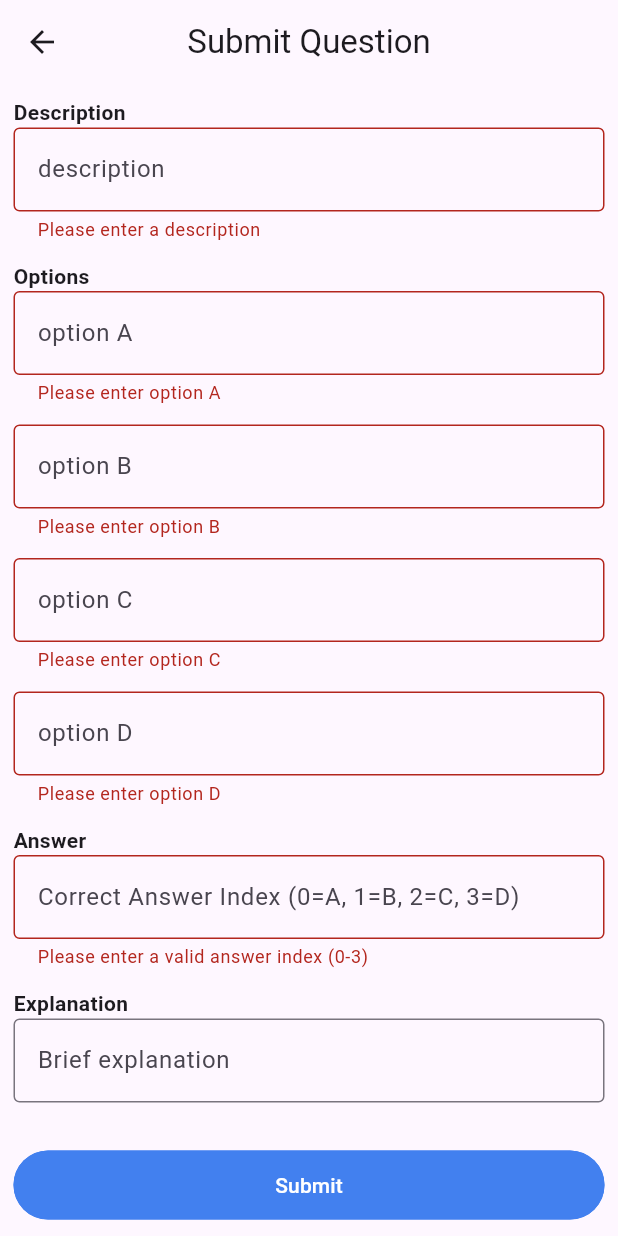
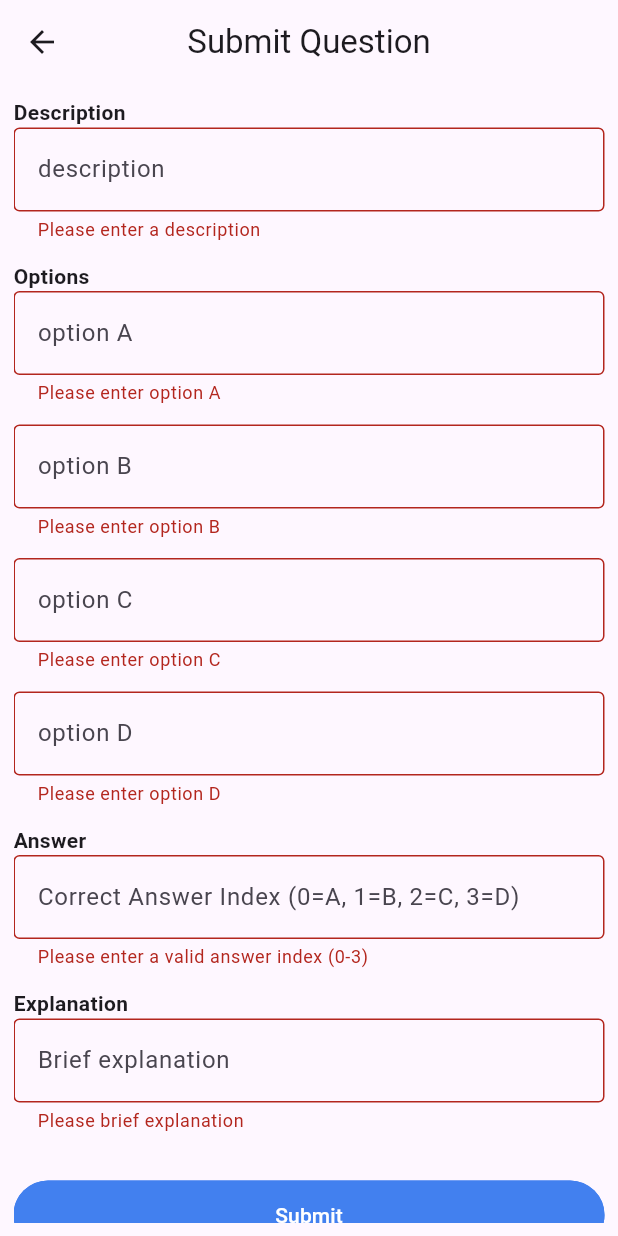
Before and after one commit to AbdulselamAbdurehman/flutter-2024-proj, a Flutter app: the QuestionForm screen opened by its route, after a tap on "Submit", on a phone screen of 412 x 824 dp. Run offline on Flutter 3.47's test engine with Material 3 defaults, Android fonts, the phone set to English and light mode, and no system bars; our stand-ins replace connectivity_plus, dartz, equatable, flutter_bloc, go_router, jwt_decoder and 2 more; accounts and stored records are empty; network calls fail.

```diff
--- a/quiz_app/lib/features/auth/presentation/screens/signin_screen.dart
+++ b/quiz_app/lib/features/auth/presentation/screens/signin_screen.dart
@@ -77,11 +77,9 @@ class _SigninFormState extends State<SigninForm> {
     return BlocConsumer<AuthBloc, AuthState>(
       listener: (context, state) {
         if (state is AuthFailure) {
-          print('login failure');
+          print('from siginin_screen.dart. login failure');
           ScaffoldMessenger.of(context).showSnackBar(
-            SnackBar(
-                content: Text(
-                    'Wrong Credentials: ${_passwordController.text}, UserId: ${_userIdController.text}, role: $selectedRole')),
+            SnackBar(content: Text(state.message)),
           );
         } else if (state is AuthSuccess) {
           print(' from signin.dart login success');
--- a/quiz_app/lib/features/auth/presentation/screens/signup_screen.dart
+++ b/quiz_app/lib/features/auth/presentation/screens/signup_screen.dart
@@ -85,6 +85,9 @@ class _SignupFormState extends State<SignupForm> {
       listener: (context, state) {
         if (state is AuthFailure) {
           print('from signup_page.dart sign up failure');
+          ScaffoldMessenger.of(context).showSnackBar(
+            SnackBar(content: Text(state.message)),
+          );
         } else if (state is AuthSuccess) {
           print(' from signup_page.dart signup success');
           context.go('/signin');
--- a/quiz_app/lib/features/questions/presentation/bloc/question_state.dart
+++ b/quiz_app/lib/features/questions/presentation/bloc/question_state.dart
@@ -22,6 +22,13 @@ class QuestionLoaded extends QuestionState {
   List<Object> get props => [questions];
 }
 
+class QuestionFetchError extends QuestionState {
+  final String message;
+  const QuestionFetchError(this.message);
+  @override
+  List<Object> get props => [message];
+}
+
 class QuestionError extends QuestionState {
   final String message;
 
@@ -31,29 +38,10 @@ class QuestionError extends QuestionState {
   List<Object> get props => [message];
 }
 
-class QuestionCreated extends QuestionState {
+class QuestionSuccess extends QuestionState {
   final String message;
-
-  const QuestionCreated(this.message);
+  const QuestionSuccess(this.message);
 
   @override
   List<Object> get props => [message];
 }
-
-class QuestionUpdated extends QuestionState {
-  final String message;
-
-  const QuestionUpdated(this.message);
-
-  @override
-  List<Object> get props => [message];
-}
-
-class QuestionDeleted extends QuestionState {
-  final String message;
-
-  const QuestionDeleted(this.message);
-
-  @override
-  List<Object> get props => [message];
-}
--- a/quiz_app/lib/features/questions/presentation/screens/question_form.dart
+++ b/quiz_app/lib/features/questions/presentation/screens/question_form.dart
@@ -174,8 +174,9 @@ class _QuestionFormState extends State<QuestionForm> {
                         hintText: 'Brief explanation',
                         border: OutlineInputBorder(),
                       ),
-                      validator: (value) =>
-                          (value == null) ? 'Please brief explanation' : null,
+                      validator: (value) => (value == null || value.isEmpty)
+                          ? 'Please brief explanation'
+                          : null,
                     ),
                     const SizedBox(height: 31),
                     Row(
--- a/quiz_app/lib/main.dart
+++ b/quiz_app/lib/main.dart
@@ -44,7 +44,7 @@ Future<void> main() async {
   //shared Dependecies
   final sharedPreferences = await SharedPreferences.getInstance();
   final localDatasource = LocalDataSource(sharedPreferences: sharedPreferences);
-  const baseUrl = 'http://localhost:3000';
+  const baseUrl = 'http://10.0.2.2:3000';
 
   //datasources DI
   final authLocalDatasource =
```
Also changed, not shown: quiz_app/lib/features/notes/presentation/screens/note_screen.dart (+14 -1 lines), quiz_app/lib/features/questions/data/repositories/question_repository_impl.dart (+56 -54 lines), quiz_app/lib/features/questions/presentation/bloc/question_bloc.dart (+4 -4 lines), quiz_app/lib/features/questions/presentation/screens/instructor_screen.dart (+15 -2 lines), 1 other file.
